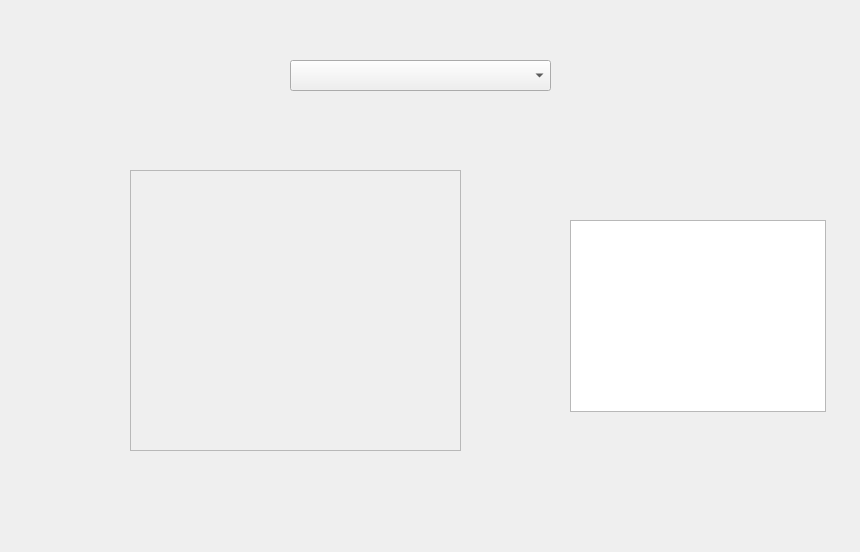
First picture: the form in alim_Olivier/gridComboboxSelection_pyQt_layout.ui, repository hayg25/PyQTDev, before the edit.
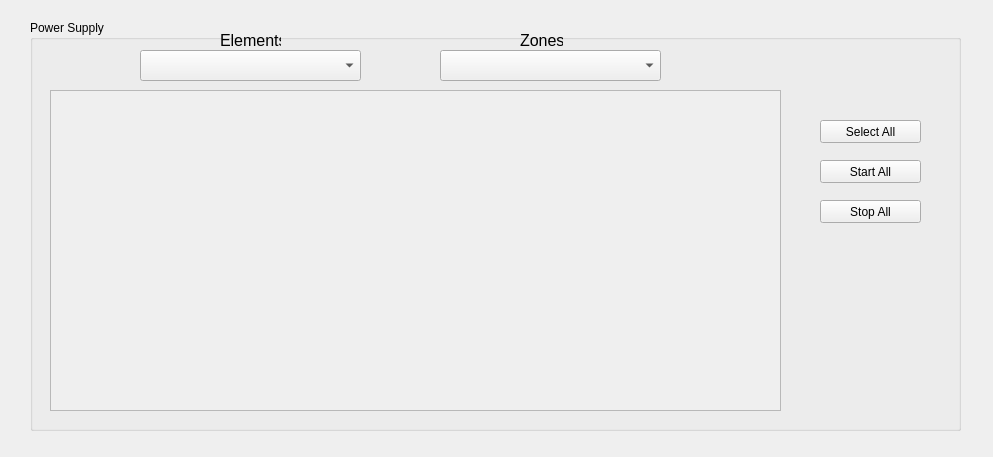
Second picture: the form after the edit.

The edit to the form file:
```diff
--- a/alim_Olivier/gridComboboxSelection_pyQt_layout.ui
+++ b/alim_Olivier/gridComboboxSelection_pyQt_layout.ui
@@ -6,47 +6,40 @@
    <rect>
     <x>0</x>
     <y>0</y>
-    <width>860</width>
-    <height>552</height>
+    <width>993</width>
+    <height>457</height>
    </rect>
   </property>
   <property name="windowTitle">
    <string>Form</string>
   </property>
-  <widget class="QComboBox" name="comboBox">
+  <widget class="QComboBox" name="comboBoxType">
    <property name="geometry">
     <rect>
-     <x>290</x>
-     <y>60</y>
-     <width>261</width>
+     <x>140</x>
+     <y>50</y>
+     <width>221</width>
      <height>31</height>
     </rect>
    </property>
    <property name="font">
     <font>
-     <pointsize>17</pointsize>
+     <pointsize>14</pointsize>
     </font>
    </property>
   </widget>
-  <widget class="QListWidget" name="listWidget">
-   <property name="geometry">
-    <rect>
-     <x>570</x>
-     <y>220</y>
-     <width>256</width>
-     <height>192</height>
-    </rect>
-   </property>
-  </widget>
   <widget class="QScrollArea" name="scrollArea">
    <property name="geometry">
     <rect>
-     <x>130</x>
-     <y>170</y>
-     <width>331</width>
-     <height>281</height>
+     <x>50</x>
+     <y>90</y>
+     <width>731</width>
+     <height>321</height>
     </rect>
    </property>
+   <property name="verticalScrollBarPolicy">
+    <enum>Qt::ScrollBarAsNeeded</enum>
+   </property>
    <property name="widgetResizable">
     <bool>true</bool>
    </property>
@@ -55,12 +48,125 @@
      <rect>
       <x>0</x>
       <y>0</y>
-      <width>327</width>
-      <height>277</height>
+      <width>727</width>
+      <height>317</height>
      </rect>
     </property>
    </widget>
   </widget>
+  <widget class="QComboBox" name="comboBoxZone">
+   <property name="geometry">
+    <rect>
+     <x>440</x>
+     <y>50</y>
+     <width>221</width>
+     <height>31</height>
+    </rect>
+   </property>
+   <property name="font">
+    <font>
+     <pointsize>14</pointsize>
+    </font>
+   </property>
+  </widget>
+  <widget class="QPushButton" name="selectButton">
+   <property name="geometry">
+    <rect>
+     <x>820</x>
+     <y>120</y>
+     <width>101</width>
+     <height>23</height>
+    </rect>
+   </property>
+   <property name="text">
+    <string>Select All</string>
+   </property>
+  </widget>
+  <widget class="QPushButton" name="startButton">
+   <property name="geometry">
+    <rect>
+     <x>820</x>
+     <y>160</y>
+     <width>101</width>
+     <height>23</height>
+    </rect>
+   </property>
+   <property name="text">
+    <string>Start All</string>
+   </property>
+  </widget>
+  <widget class="QPushButton" name="stopButton">
+   <property name="geometry">
+    <rect>
+     <x>820</x>
+     <y>200</y>
+     <width>101</width>
+     <height>23</height>
+    </rect>
+   </property>
+   <property name="text">
+    <string>Stop All</string>
+   </property>
+  </widget>
+  <widget class="QGroupBox" name="groupBox">
+   <property name="geometry">
+    <rect>
+     <x>30</x>
+     <y>20</y>
+     <width>931</width>
+     <height>411</height>
+    </rect>
+   </property>
+   <property name="title">
+    <string>Power Supply</string>
+   </property>
+   <widget class="QLabel" name="label">
+    <property name="geometry">
+     <rect>
+      <x>190</x>
+      <y>10</y>
+      <width>61</width>
+      <height>20</height>
+     </rect>
+    </property>
+    <property name="font">
+     <font>
+      <pointsize>12</pointsize>
+     </font>
+    </property>
+    <property name="text">
+     <string>Elements</string>
+    </property>
+    <property name="textFormat">
+     <enum>Qt::AutoText</enum>
+    </property>
+   </widget>
+   <widget class="QLabel" name="label_2">
+    <property name="geometry">
+     <rect>
+      <x>490</x>
+      <y>10</y>
+      <width>43</width>
+      <height>20</height>
+     </rect>
+    </property>
+    <property name="font">
+     <font>
+      <pointsize>12</pointsize>
+     </font>
+    </property>
+    <property name="text">
+     <string>Zones</string>
+    </property>
+   </widget>
+  </widget>
+  <zorder>groupBox</zorder>
+  <zorder>comboBoxType</zorder>
+  <zorder>scrollArea</zorder>
+  <zorder>comboBoxZone</zorder>
+  <zorder>selectButton</zorder>
+  <zorder>startButton</zorder>
+  <zorder>stopButton</zorder>
  </widget>
  <resources/>
  <connections/>
```
